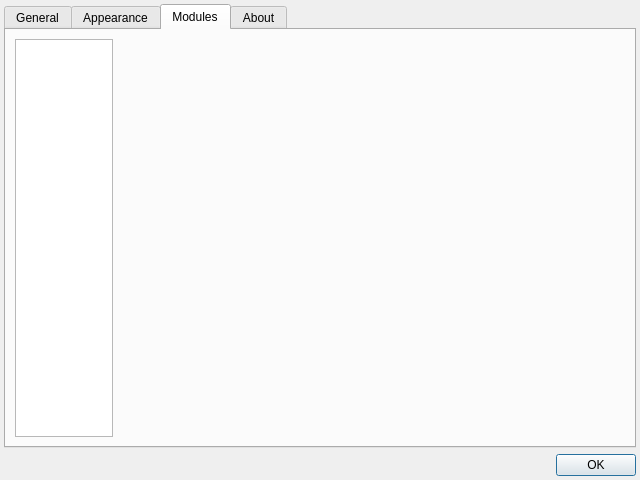
The window that src/ui/settingsdialog.ui (albertlauncher/albert) describes before a commit, drawn with Qt 5.
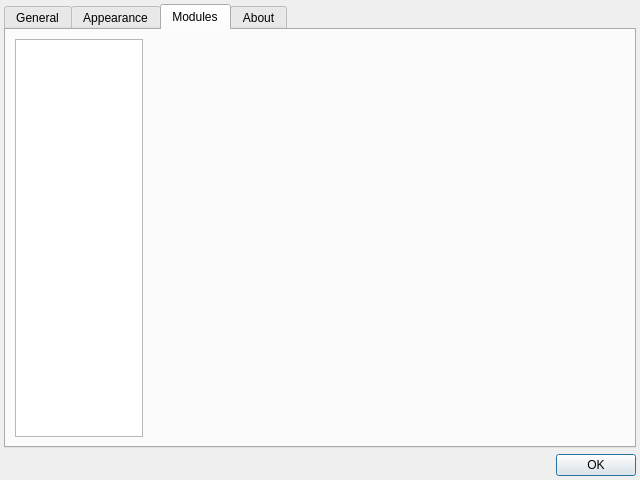
The same window after the commit. The open tabs and pages were chosen to show the change.

Commit message: Remove icons in modules

```diff
--- a/src/ui/settingsdialog.ui
+++ b/src/ui/settingsdialog.ui
@@ -77,46 +77,25 @@
       <layout class="QHBoxLayout" name="horizontalLayout_2">
        <item>
         <widget class="QListWidget" name="listWidget">
-         <property name="sizePolicy">
-          <sizepolicy hsizetype="Fixed" vsizetype="Expanding">
-           <horstretch>0</horstretch>
-           <verstretch>0</verstretch>
-          </sizepolicy>
-         </property>
          <property name="maximumSize">
           <size>
-           <width>98</width>
+           <width>128</width>
            <height>16777215</height>
           </size>
          </property>
          <property name="editTriggers">
           <set>QAbstractItemView::NoEditTriggers</set>
          </property>
-         <property name="iconSize">
-          <size>
-           <width>48</width>
-           <height>48</height>
-          </size>
-         </property>
-         <property name="flow">
-          <enum>QListView::TopToBottom</enum>
-         </property>
-         <property name="isWrapping" stdset="0">
-          <bool>false</bool>
-         </property>
-         <property name="viewMode">
-          <enum>QListView::IconMode</enum>
-         </property>
-         <property name="uniformItemSizes">
-          <bool>true</bool>
-         </property>
-         <property name="currentRow">
-          <number>-1</number>
-         </property>
         </widget>
        </item>
        <item>
         <widget class="QStackedWidget" name="stackedWidget">
+         <property name="sizePolicy">
+          <sizepolicy hsizetype="Expanding" vsizetype="Preferred">
+           <horstretch>0</horstretch>
+           <verstretch>0</verstretch>
+          </sizepolicy>
+         </property>
          <property name="currentIndex">
           <number>-1</number>
          </property>
```
Left out of the diff: 11 changed lines with no effect on the pictures. The commit also changes 3 other files.
